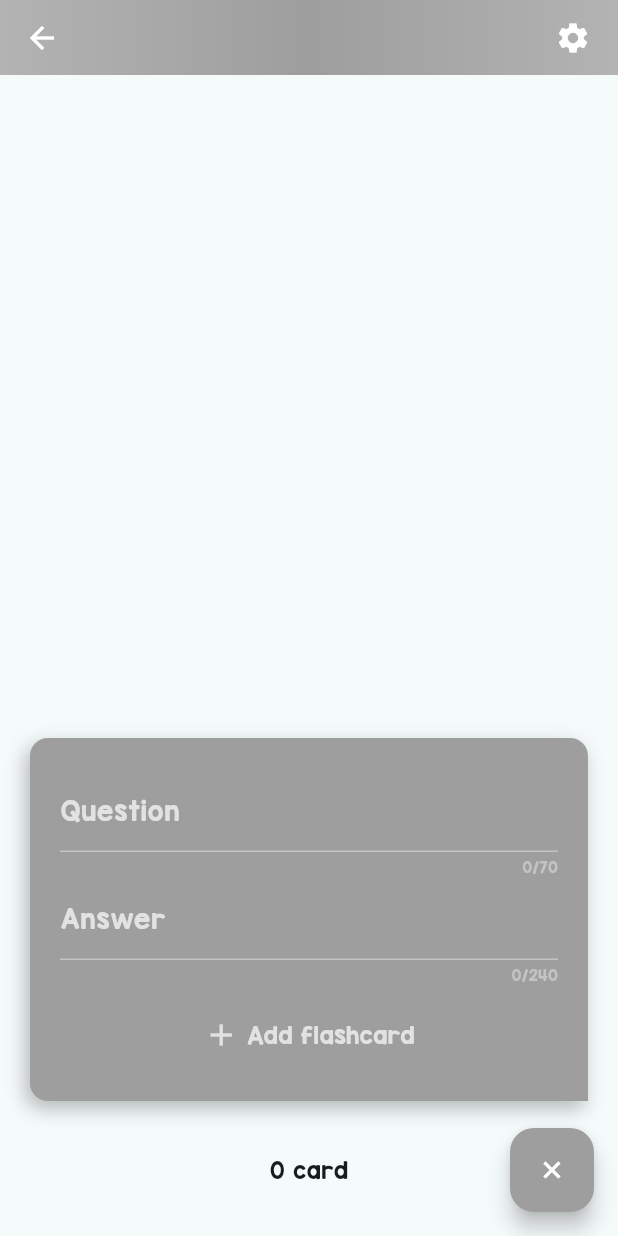
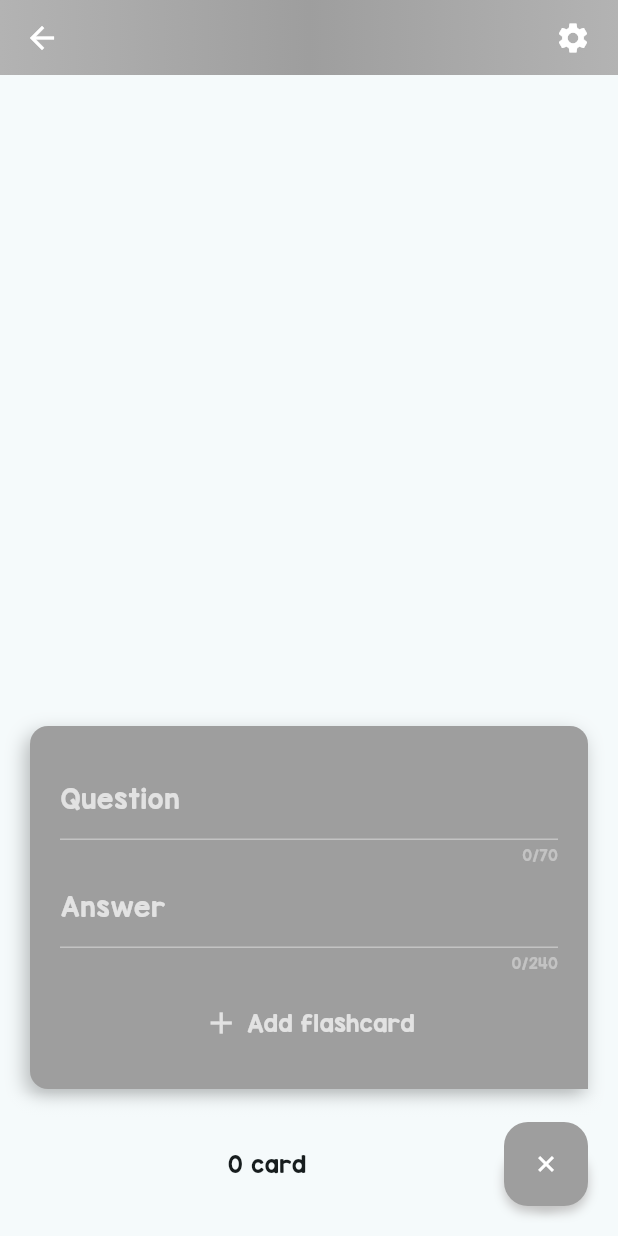
Before and after one commit to nathan68560/Jokerly, a Flutter app: the DeckPage screen opened directly with empty values, after a tap on the "add" icon, on a phone screen of 412 x 824 dp. Run offline on Flutter 3.47's test engine with Material 3 defaults, Android fonts, the phone set to English and light mode, and no system bars; our stand-ins replace shared_preferences; accounts and stored records are empty.

Commit message:
Code reformating and improvements of FlashcardWidget's UX

```diff
--- a/lib/pages/deck.dart
+++ b/lib/pages/deck.dart
@@ -35,9 +35,9 @@ class DeckPage extends StatefulWidget {
 }
 
 class _DeckPageState extends State<DeckPage> {
+  final TextEditingController _descController = TextEditingController();
   bool _edit = false;
   bool _showNewFC = false;
-  final TextEditingController _descController = TextEditingController();
   Color _backgroundColor = Colors.grey;
   Color _gradientColor = Colors.grey.shade400;
 
@@ -128,17 +128,16 @@ class _DeckPageState extends State<DeckPage> {
   @override
   Widget build(BuildContext context) {
     return Scaffold(
+      extendBody: true,
       appBar: deckAppBar(),
       body: Stack(
         children: [
           flashcardList(),
           editMenu(context),
-          flashcardsCount(context),
-          learnBTN(),
           newFlashcard(),
         ],
       ),
-      floatingActionButton: newFlashcardBTN(),
+      bottomNavigationBar: bottomActionBar(),
     );
   }
 
@@ -193,18 +192,20 @@ class _DeckPageState extends State<DeckPage> {
     );
   }
 
-  Widget flashcardList() {
-    return Container(
-      alignment: Alignment.topLeft,
+  Positioned flashcardList() {
+    return Positioned(
+      top: 0,
+      left: 0,
+      right: 0,
+      bottom: 0,
       child: ListView(
-        shrinkWrap: true,
         physics: const ScrollPhysics(),
         children: [
           GridView.builder(
             shrinkWrap: true,
             clipBehavior: Clip.none,
             physics: const ScrollPhysics(),
-            padding: const EdgeInsets.all(20.0),
+            padding: const EdgeInsets.all(20.0).copyWith(bottom: 5.0),
             itemCount: widget.deck.flashcards.length,
             gridDelegate: const SliverGridDelegateWithMaxCrossAxisExtent(
               maxCrossAxisExtent: 400,
@@ -219,7 +220,6 @@ class _DeckPageState extends State<DeckPage> {
               deleteFlashcard: _deleteFlashcard,
             ),
           ),
-          const SizedBox(height: 72.0),
         ],
       ),
     );
@@ -358,7 +358,7 @@ class _DeckPageState extends State<DeckPage> {
     TextEditingController ansController = TextEditingController();
 
     return Positioned(
-      bottom: 90.0,
+      bottom: 98.0,
       right: 20.0,
       width: min(400, (MediaQuery.sizeOf(context).width - 40.0)),
       child: Visibility(
@@ -440,17 +440,80 @@ class _DeckPageState extends State<DeckPage> {
     );
   }
 
-  Positioned learnBTN() {
-    return Positioned(
-      left: 16,
-      bottom: 16,
+  Container bottomActionBar() {
+    String count =
+        "${widget.deck.flashcards.length} card${widget.deck.flashcards.length > 1 ? 's' : ''}";
+
+    return Container(
+      padding: const EdgeInsets.all(20.0),
+      decoration: BoxDecoration(
+        gradient: LinearGradient(
+          begin: Alignment.topCenter,
+          end: Alignment.bottomCenter,
+          colors: [
+            Theme.of(context).colorScheme.surface.withAlpha(0),
+            Theme.of(context).colorScheme.surface,
+          ],
+          stops: const [0.0, 0.2],
+        ),
+      ),
+      child: Row(
+        mainAxisAlignment: MainAxisAlignment.spaceBetween,
+        children: [
+          _BottomActionButton(
+            key: ValueKey("${widget.deck.uid}_learnBTN"),
+            icon: const Icon(Icons.school_sharp, color: Colors.white),
+            tooltip: "Start a lesson",
+            color: widget.deck.color,
+            visible: widget.deck.flashcards.isNotEmpty,
+            onPressed: () => Navigator.push(
+              context,
+              CupertinoPageRoute(builder: (_) => LessonPage(deck: widget.deck)),
+            ),
+          ),
+          Text(count),
+          _BottomActionButton(
+            key: ValueKey("${widget.deck.uid}_addFlashcardBTN"),
+            icon: Transform(
+              transform: Matrix4.rotationZ((_showNewFC ? 0.25 : 0.0) * pi),
+              origin: const Offset(11, 11),
+              child: const Icon(Icons.add, color: Colors.white),
+            ),
+            tooltip: _showNewFC ? "Close" : "Add a new flashcard",
+            color: widget.deck.color,
+            onPressed: () => setState(() => _showNewFC = !_showNewFC),
+          ),
+        ],
+      ),
+    );
+  }
+}
+
+class _BottomActionButton extends StatelessWidget {
+  const _BottomActionButton({
+    super.key,
+    required this.icon,
+    required this.color,
+    required this.onPressed,
+    this.visible = true,
+    this.tooltip,
+  });
+
+  final Widget icon;
+  final Color color;
+  final String? tooltip;
+  final bool visible;
+  final VoidCallback? onPressed;
+
+  @override
+  Widget build(BuildContext context) {
+    return Visibility(
+      visible: visible,
+      child: Container(
         width: 56,
         height: 56,
-      child: Visibility(
-        visible: widget.deck.flashcards.isNotEmpty,
-        child: Container(
         decoration: BoxDecoration(
-            color: widget.deck.color,
+          color: color,
           borderRadius: BorderRadius.circular(16),
           boxShadow: const [
             BoxShadow(
@@ -469,58 +532,11 @@ class _DeckPageState extends State<DeckPage> {
         ),
         child: IconButton(
           iconSize: 22.0,
-            tooltip: "Start a lesson",
-            onPressed: () => Navigator.push(
-              context,
-              CupertinoPageRoute(builder: (_) => LessonPage(deck: widget.deck)),
-            ),
-            icon: const Icon(Icons.school_sharp, color: Colors.white),
-          ),
+          tooltip: tooltip,
+          onPressed: onPressed,
+          icon: icon,
         ),
       ),
     );
   }
-
-  Positioned flashcardsCount(BuildContext context) {
-    String count =
-        "${widget.deck.flashcards.length} card${widget.deck.flashcards.length > 1 ? 's' : ''}";
-
-    return Positioned(
-      left: 10,
-      right: 10,
-      bottom: 0,
-      height: 88,
-      child: Container(
-        decoration: BoxDecoration(
-          gradient: LinearGradient(
-            begin: Alignment.topCenter,
-            end: Alignment.bottomCenter,
-            colors: [
-              Theme.of(context).colorScheme.surface.withAlpha(0),
-              Theme.of(context).colorScheme.surface,
-            ],
-            stops: const [0.0, 0.2],
-          ),
-        ),
-        child: Center(
-          child: Text(count),
-        ),
-      ),
-    );
 }
-
-  FloatingActionButton newFlashcardBTN() {
-    return FloatingActionButton(
-      key: ValueKey("${widget.deck.uid}_addnew"),
-      tooltip: _showNewFC ? "Close" : "Add a new flashcard",
-      backgroundColor: _backgroundColor,
-      foregroundColor: Colors.white,
-      onPressed: () => setState(() => _showNewFC = !_showNewFC),
-      child: Transform(
-        transform: Matrix4.rotationZ((_showNewFC ? 45.0 : 0.0) * pi / 180),
-        origin: const Offset(12, 12),
-        child: const Icon(Icons.add),
-      ),
-    );
-  }
-}
```
Also changed, not shown: lib/widgets/flashcard_widget.dart (+102 -106 lines). Lines whose indentation alone changed are shown as unchanged.
